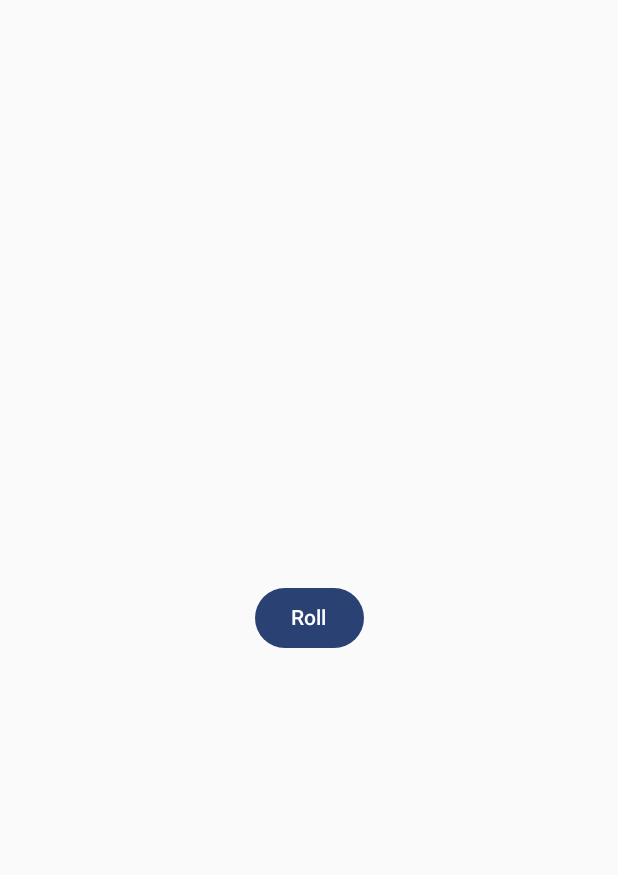
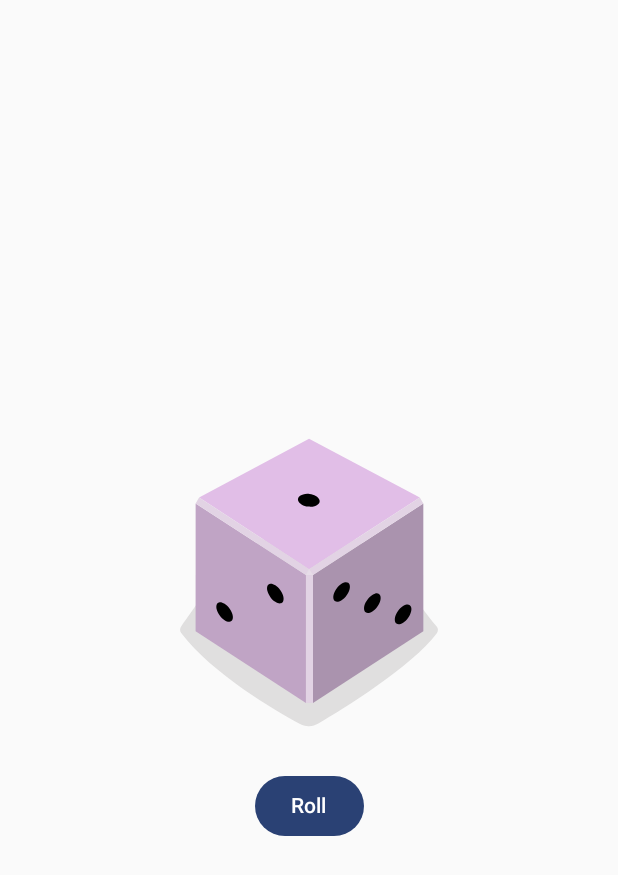
Before and after one commit to adillari/dice-roller, an Android app built with Jetpack Compose: the screen it shows after launch (MainActivity), on a phone screen of 412 x 824 dp. Shown: the top 875 px of the screen. Run offline under Robolectric (Android 15) with nearby library versions, the phone set to English and light mode, and no system bars.

Commit message:
render Drawable using Image composable

```diff
--- a/app/src/main/java/dev/maz/diceroller/MainActivity.kt
+++ b/app/src/main/java/dev/maz/diceroller/MainActivity.kt
@@ -4,6 +4,7 @@ import android.os.Bundle
 import androidx.activity.ComponentActivity
 import androidx.activity.compose.setContent
 import androidx.activity.enableEdgeToEdge
+import androidx.compose.foundation.Image
 import androidx.compose.foundation.layout.Column
 import androidx.compose.foundation.layout.fillMaxSize
 import androidx.compose.foundation.layout.wrapContentSize
@@ -12,6 +13,7 @@ import androidx.compose.material3.Text
 import androidx.compose.runtime.Composable
 import androidx.compose.ui.Alignment
 import androidx.compose.ui.Modifier
+import androidx.compose.ui.res.painterResource
 import androidx.compose.ui.res.stringResource
 import androidx.compose.ui.tooling.preview.Preview
 import dev.maz.diceroller.ui.theme.DiceRollerTheme
@@ -34,6 +36,10 @@ fun DiceWithButtonAndImage(modifier: Modifier = Modifier) {
         modifier = modifier,
         horizontalAlignment = Alignment.CenterHorizontally
     ) {
+        Image(
+            painter = painterResource(R.drawable.dice_1),
+            contentDescription = "1"
+        )
         Button(onClick = { /* TODO */ }) {
             Text(stringResource(R.string.roll))
         }
```
